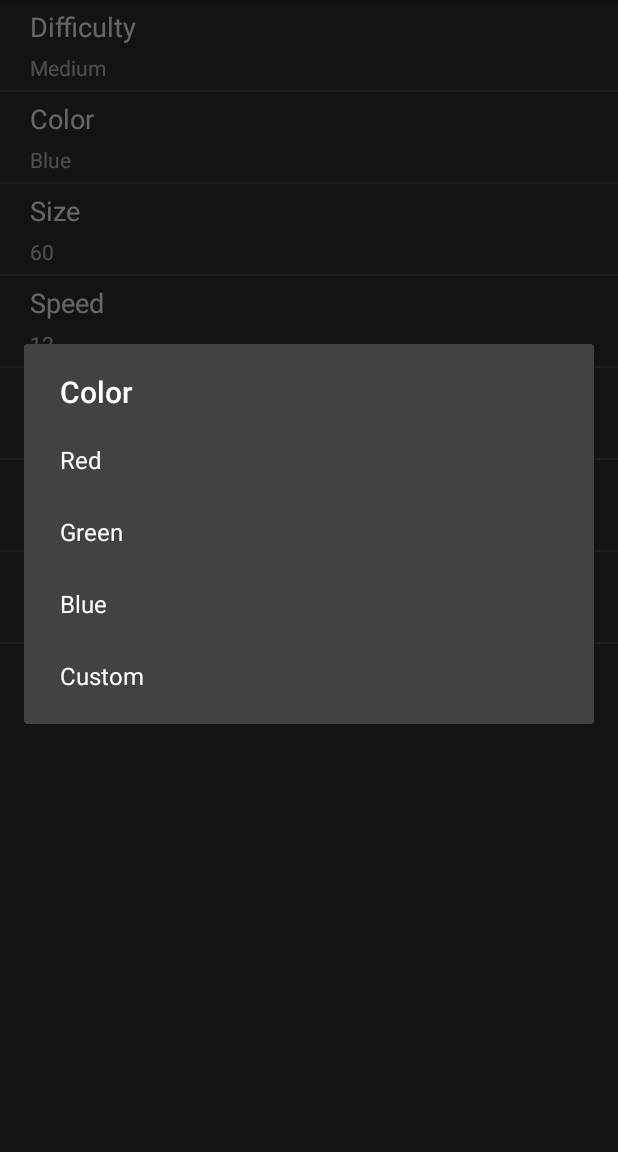
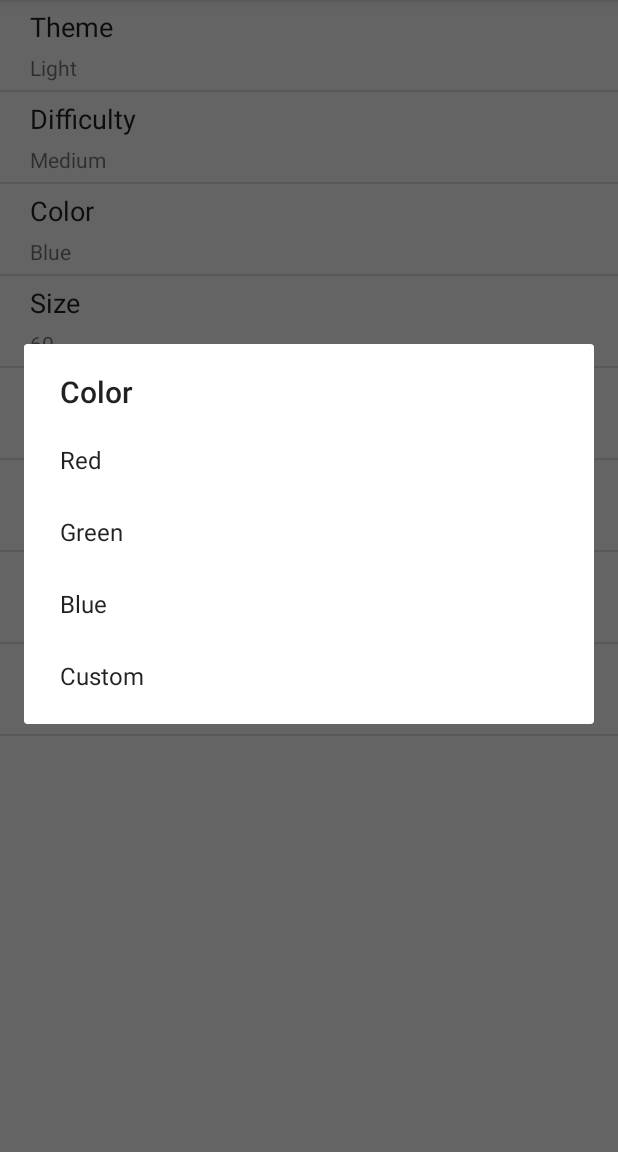
Before and after one commit to vik7am/Hungry-Snake, an Android app: the Setting screen opened directly, with no data from a screen before it, after a tap on "Color", on a phone screen of 412 x 824 dp, the part 84-1236 px from its top. Run offline under Robolectric (Android 15) with nearby library versions, the phone set to English and light mode, and no system bars.

Commit message:
Added light and dark mode selection

```diff
--- a/app/src/main/java/com/vikrant/hungrysnake/GameData.java
+++ b/app/src/main/java/com/vikrant/hungrysnake/GameData.java
@@ -13,6 +13,7 @@ public class GameData {
     int HRGB,BRGB,TRGB;
     int DEVICE_WIDTH,DEVICE_HEIGHT;
     int MODE,DEFAULT_COLOR;
+    boolean NIGHT_MODE;
     String HIGH_SCORE;
     SharedPreferences sp;
     SharedPreferences.Editor e;
@@ -29,6 +30,7 @@ public class GameData {
         MODE=sp.getInt("MODE", 1);
         DEFAULT_COLOR=sp.getInt("DEFAULT_COLOR", 2);
         HIGH_SCORE=sp.getString("HIGH_SCORE", "0.0.0.0.0");
+        NIGHT_MODE=sp.getBoolean("NIGHT_MODE",false);
 
     }
     public void getDisplay(Context context) {
@@ -48,6 +50,7 @@ public class GameData {
         e.putInt("MODE", MODE);
         e.putInt("DEFAULT_COLOR", DEFAULT_COLOR);
         e.putString("HIGH_SCORE", HIGH_SCORE);
+        e.putBoolean("NIGHT_MODE",NIGHT_MODE);
         e.apply();
     }
 }
--- a/app/src/main/java/com/vikrant/hungrysnake/Setting.java
+++ b/app/src/main/java/com/vikrant/hungrysnake/Setting.java
@@ -26,13 +26,20 @@ public class Setting extends AppCompatActivity{
     @Override
     protected void onCreate(Bundle savedInstanceState) {
         super.onCreate(savedInstanceState);
-        if(getSharedPreferences("GameData", Context.MODE_PRIVATE).getBoolean("NIGHT_MODE",true))
-            AppCompatDelegate.setDefaultNightMode(AppCompatDelegate.MODE_NIGHT_YES);
         setContentView(R.layout.activity_setting);
         listView=findViewById(R.id.listView1);
         myAdapter= new MyAdapter(this);
         listView.setAdapter(myAdapter);
         listView.setOnItemClickListener(myAdapter);
+    }
+
+    @Override
+    protected void onResume() {
+        super.onResume();
+        if(getSharedPreferences("GameData", Context.MODE_PRIVATE).getBoolean("NIGHT_MODE",false))
+            AppCompatDelegate.setDefaultNightMode(AppCompatDelegate.MODE_NIGHT_YES);
+        else
+            AppCompatDelegate.setDefaultNightMode(AppCompatDelegate.MODE_NIGHT_NO);
     }
 
     @Override
@@ -53,10 +60,12 @@ public class Setting extends AppCompatActivity{
         int red,green,blue;
         int RGB;
         int SIZE_SPEED;
+        //boolean NIGHT_MODE;
         AlertDialog.Builder builder;
-        String [] label={"Difficulty","Color","Size","Speed","Head","Tail","Background"};
+        String [] label={"Theme","Difficulty","Color","Size","Speed","Head","Tail","Background"};
         String [] level={"Easy","Medium","Hard","Very Hard","Custom"};
         String [] color={"Red","Green","Blue","Custom"};
+        String [] theme={"Light","Dark"};
 
         public MyAdapter(Context context) {
             this.context=context;
@@ -65,7 +74,7 @@ public class Setting extends AppCompatActivity{
 
         @Override
         public int getCount() {
-            return 7;
+            return 8;
         }
 
         @Override
@@ -97,15 +106,17 @@ public class Setting extends AppCompatActivity{
         {
             switch(n)
             {
-                case 0: return ""+level[gameData.MODE];
-                case 1: return ""+color[gameData.DEFAULT_COLOR];
-                case 2: return ""+gameData.SIZE;
-                case 3: return ""+gameData.SPEED;
-                case 4: (v.findViewById(R.id.textView3)).setBackgroundColor(gameData.HRGB);
+                case 0: if(gameData.NIGHT_MODE) return "Dark";
+                else return "Light";
+                case 1: return ""+level[gameData.MODE];
+                case 2: return ""+color[gameData.DEFAULT_COLOR];
+                case 3: return ""+gameData.SIZE;
+                case 4: return ""+gameData.SPEED;
+                case 5: (v.findViewById(R.id.textView3)).setBackgroundColor(gameData.HRGB);
                         (v.findViewById(R.id.textView3)).setVisibility(View.VISIBLE);break;
-                case 5: (v.findViewById(R.id.textView3)).setBackgroundColor(gameData.TRGB);
+                case 6: (v.findViewById(R.id.textView3)).setBackgroundColor(gameData.TRGB);
                         (v.findViewById(R.id.textView3)).setVisibility(View.VISIBLE);break;
-                case 6: (v.findViewById(R.id.textView3)).setBackgroundColor(gameData.BRGB);
+                case 7: (v.findViewById(R.id.textView3)).setBackgroundColor(gameData.BRGB);
                         (v.findViewById(R.id.textView3)).setVisibility(View.VISIBLE);break;
             }
             return "";
@@ -115,23 +126,24 @@ public class Setting extends AppCompatActivity{
             index=position;
             builder=new AlertDialog.Builder(context);
             switch(position) {
-                case 0:builder.setItems(level, this);  break;
-                case 1:builder.setItems(color, this);  break;
-                case 2: case 3:
+                case 0:builder.setItems(theme, this);  break;
+                case 1:builder.setItems(level, this);  break;
+                case 2:builder.setItems(color, this);  break;
+                case 3: case 4:
                 view=LayoutInflater.from(context).inflate(R.layout.dialog, null);
                 seekBar= view.findViewById(R.id.seekBar);
                 textView= view.findViewById(R.id.textView);
                 seekBar.setOnSeekBarChangeListener(this);
                 switch(position) {
-                    case 2:SIZE_SPEED=gameData.SIZE; break;
-                    case 3:SIZE_SPEED=gameData.SPEED; break;
+                    case 3:SIZE_SPEED=gameData.SIZE; break;
+                    case 4:SIZE_SPEED=gameData.SPEED; break;
                 }
                 seekBar.setProgress(SIZE_SPEED);
                 textView.setText(""+SIZE_SPEED);
                 builder.setPositiveButton("ok", this);
                 builder.setNegativeButton("cancel", this);
                 builder.setView(view); break;
-                case 4: case 5: case 6:
+                case 5: case 6: case 7:
                 view=LayoutInflater.from(context).inflate(R.layout.color_palette, null);
                 seekBar1= view.findViewById(R.id.seekBar1);
                 seekBar2= view.findViewById(R.id.seekBar2);
@@ -145,9 +157,9 @@ public class Setting extends AppCompatActivity{
                 seekBar2.setOnSeekBarChangeListener(this);
                 seekBar3.setOnSeekBarChangeListener(this);
                 switch(position) {
-                    case 4: RGB=gameData.HRGB; break;
-                    case 5: RGB=gameData.TRGB; break;
-                    case 6: RGB=gameData.BRGB; break;
+                    case 5: RGB=gameData.HRGB; break;
+                    case 6: RGB=gameData.TRGB; break;
+                    case 7: RGB=gameData.BRGB; break;
                 }
                 red= Color.red(RGB);green=Color.green(RGB);blue=Color.blue(RGB);
                 seekBar1.setProgress(red);
@@ -166,11 +178,11 @@ public class Setting extends AppCompatActivity{
         public void onClick(DialogInterface dialog, int which) {
             if(which==-1) {
                 switch(index) {
-                    case 2: gameData.SIZE=SIZE_SPEED;  gameData.MODE=4;break;
-                    case 3:	gameData.SPEED=SIZE_SPEED; gameData.MODE=4;break;
-                    case 4: gameData.HRGB=Color.rgb(red, green, blue); gameData.DEFAULT_COLOR=3;break;
-                    case 5: gameData.TRGB=Color.rgb(red, green, blue); gameData.DEFAULT_COLOR=3; break;
-                    case 6: gameData.BRGB=Color.rgb(red, green, blue); gameData.DEFAULT_COLOR=3; break;
+                    case 3: gameData.SIZE=SIZE_SPEED;  gameData.MODE=4;break;
+                    case 4:	gameData.SPEED=SIZE_SPEED; gameData.MODE=4;break;
+                    case 5: gameData.HRGB=Color.rgb(red, green, blue); gameData.DEFAULT_COLOR=3;break;
+                    case 6: gameData.TRGB=Color.rgb(red, green, blue); gameData.DEFAULT_COLOR=3; break;
+                    case 7: gameData.BRGB=Color.rgb(red, green, blue); gameData.DEFAULT_COLOR=3; break;
                 }
                 gameData.save();
             }
@@ -181,6 +193,12 @@ public class Setting extends AppCompatActivity{
                 switch(index) {
                     case 0:
                         switch(which) {
+                            case 0:gameData.NIGHT_MODE=false; gameData.BRGB=Color.rgb(255, 255, 255);break;
+                            case 1:gameData.NIGHT_MODE=true; gameData.BRGB=Color.rgb(0, 0, 0);break;
+                        }
+                        break;
+                    case 1:
+                        switch(which) {
                             case 0:gameData.MODE=0; gameData.SPEED=20; break;
                             case 1:gameData.MODE=1; gameData.SPEED=15; break;
                             case 2:gameData.MODE=2; gameData.SPEED=10; break;
@@ -189,7 +207,7 @@ public class Setting extends AppCompatActivity{
                         }
                         gameData.SIZE=(gameData.DEVICE_WIDTH/100)*10;
                         break;
-                    case 1:
+                    case 2:
                         switch(which) {
                             case 0:gameData.DEFAULT_COLOR=0; gameData.HRGB=Color.rgb(100,100,100); gameData.TRGB=Color.rgb(244,67,54); gameData.BRGB=Color.rgb(255,255,255); break;
                             case 1:gameData.DEFAULT_COLOR=1; gameData.HRGB=Color.rgb(100,100,100); gameData.TRGB=Color.rgb(0,150,136); gameData.BRGB=Color.rgb(255,255,255); break;
```
Also changed, not shown: app/src/main/java/com/vikrant/hungrysnake/GamePanel.java (+5 -2 lines), app/src/main/java/com/vikrant/hungrysnake/MainActivity.java (+10 -2 lines).
